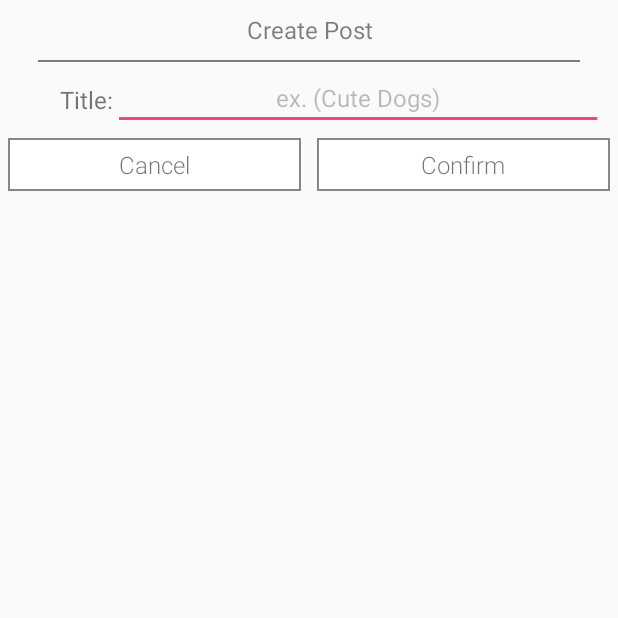
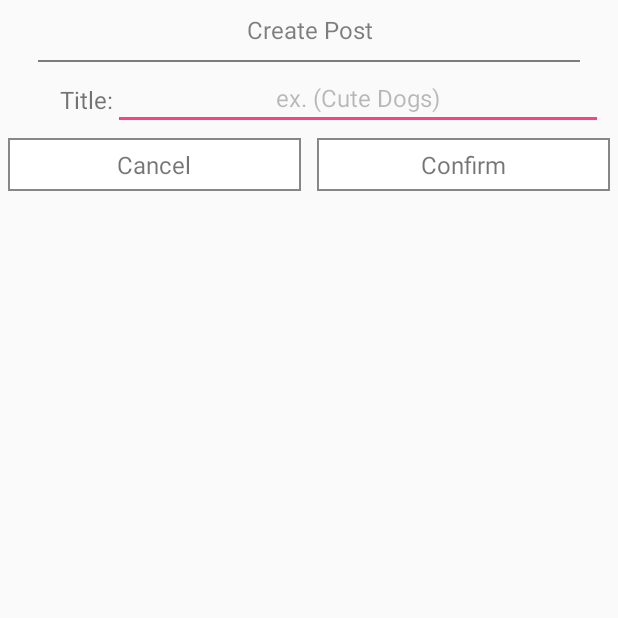
Before and after one commit to nickyhuynh/reddit, an Android app: the CreatePostActivity screen opened directly, with no data from a screen before it, on a phone screen of 412 x 824 dp, the top half of it. Run offline under Robolectric (Android 15) with nearby library versions, the phone set to English and light mode, and no system bars.

Commit message:
activity_create_post xml removed fontfamily

```diff
--- a/app/src/main/res/layout/activity_create_post.xml
+++ b/app/src/main/res/layout/activity_create_post.xml
@@ -66,7 +66,6 @@
         android:layout_height="35dp"
         android:layout_margin="5dp"
         android:background="@drawable/filled_border"
-        android:fontFamily="sans-serif-light"
         android:gravity="center"
         android:text="@string/cancel_button_title"
         android:textSize="16sp"
@@ -80,7 +79,6 @@
         android:layout_height="35dp"
         android:layout_margin="5dp"
         android:background="@drawable/filled_border"
-        android:fontFamily="sans-serif-light"
         android:gravity="center"
         android:text="@string/confirm_button_title"
         android:textSize="16sp"
```
